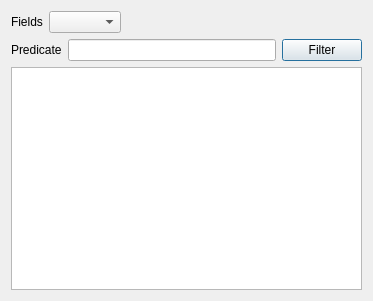
Before: the Qt Designer form Code/ui/sfilterdialog.ui in VisIVOLab/ViaLacteaVisualAnalytics, drawn with Qt 5.
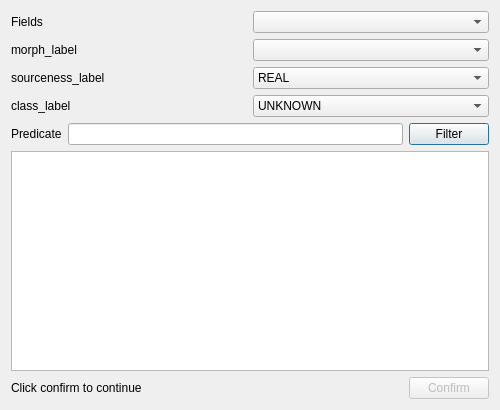
After: the same form once the commit is applied.

What changed in the file:
```diff
--- a/Code/ui/sfilterdialog.ui
+++ b/Code/ui/sfilterdialog.ui
@@ -6,8 +6,8 @@
    <rect>
     <x>0</x>
     <y>0</y>
-    <width>373</width>
-    <height>301</height>
+    <width>500</width>
+    <height>410</height>
    </rect>
   </property>
   <property name="windowTitle">
@@ -15,29 +15,113 @@
   </property>
   <layout class="QVBoxLayout" name="verticalLayout">
    <item>
-    <layout class="QHBoxLayout" name="horizontalLayout">
-     <item>
+    <layout class="QGridLayout" name="gridLayout">
+     <item row="0" column="0">
       <widget class="QLabel" name="label_2">
        <property name="text">
         <string>Fields</string>
        </property>
       </widget>
      </item>
-     <item>
-      <widget class="QComboBox" name="comboBox"/>
+     <item row="0" column="1">
+      <widget class="QComboBox" name="comboFields"/>
      </item>
-     <item>
-      <spacer name="horizontalSpacer">
-       <property name="orientation">
-        <enum>Qt::Horizontal</enum>
+     <item row="1" column="0">
+      <widget class="QLabel" name="label_3">
+       <property name="text">
+        <string>morph_label</string>
        </property>
-       <property name="sizeHint" stdset="0">
-        <size>
-         <width>40</width>
-         <height>20</height>
-        </size>
+      </widget>
+     </item>
+     <item row="1" column="1">
+      <widget class="QComboBox" name="comboMorphLabel"/>
+     </item>
+     <item row="2" column="0">
+      <widget class="QLabel" name="label_4">
+       <property name="text">
+        <string>sourceness_label</string>
        </property>
-      </spacer>
+      </widget>
+     </item>
+     <item row="2" column="1">
+      <widget class="QComboBox" name="comboSourcenessLabel">
+       <item>
+        <property name="text">
+         <string>REAL</string>
+        </property>
+       </item>
+       <item>
+        <property name="text">
+         <string>FAKE</string>
+        </property>
+       </item>
+       <item>
+        <property name="text">
+         <string>CANDIDATE</string>
+        </property>
+       </item>
+      </widget>
+     </item>
+     <item row="3" column="0">
+      <widget class="QLabel" name="label_5">
+       <property name="text">
+        <string>class_label</string>
+       </property>
+      </widget>
+     </item>
+     <item row="3" column="1">
+      <widget class="QComboBox" name="comboClassLabel">
+       <item>
+        <property name="text">
+         <string>UNKNOWN</string>
+        </property>
+       </item>
+       <item>
+        <property name="text">
+         <string>GALAXY</string>
+        </property>
+       </item>
+       <item>
+        <property name="text">
+         <string>QSO</string>
+        </property>
+       </item>
+       <item>
+        <property name="text">
+         <string>HII</string>
+        </property>
+       </item>
+       <item>
+        <property name="text">
+         <string>SNR</string>
+        </property>
+       </item>
+       <item>
+        <property name="text">
+         <string>PN</string>
+        </property>
+       </item>
+       <item>
+        <property name="text">
+         <string>YSO</string>
+        </property>
+       </item>
+       <item>
+        <property name="text">
+         <string>MULTI-CLASS</string>
+        </property>
+       </item>
+       <item>
+        <property name="text">
+         <string>PULSAR</string>
+        </property>
+       </item>
+       <item>
+        <property name="text">
+         <string>STAR</string>
+        </property>
+       </item>
+      </widget>
      </item>
     </layout>
    </item>
@@ -69,6 +153,40 @@
      </property>
     </widget>
    </item>
+   <item>
+    <layout class="QHBoxLayout" name="horizontalLayout">
+     <item>
+      <widget class="QLabel" name="label_6">
+       <property name="text">
+        <string>Click confirm to continue</string>
+       </property>
+      </widget>
+     </item>
+     <item>
+      <spacer name="horizontalSpacer">
+       <property name="orientation">
+        <enum>Qt::Horizontal</enum>
+       </property>
+       <property name="sizeHint" stdset="0">
+        <size>
+         <width>40</width>
+         <height>20</height>
+        </size>
+       </property>
+      </spacer>
+     </item>
+     <item>
+      <widget class="QPushButton" name="btnConfirm">
+       <property name="enabled">
+        <bool>false</bool>
+       </property>
+       <property name="text">
+        <string>Confirm</string>
+       </property>
+      </widget>
+     </item>
+    </layout>
+   </item>
   </layout>
  </widget>
  <resources/>
```
Left out of the diff: 13 changed lines with no effect on the pictures.
